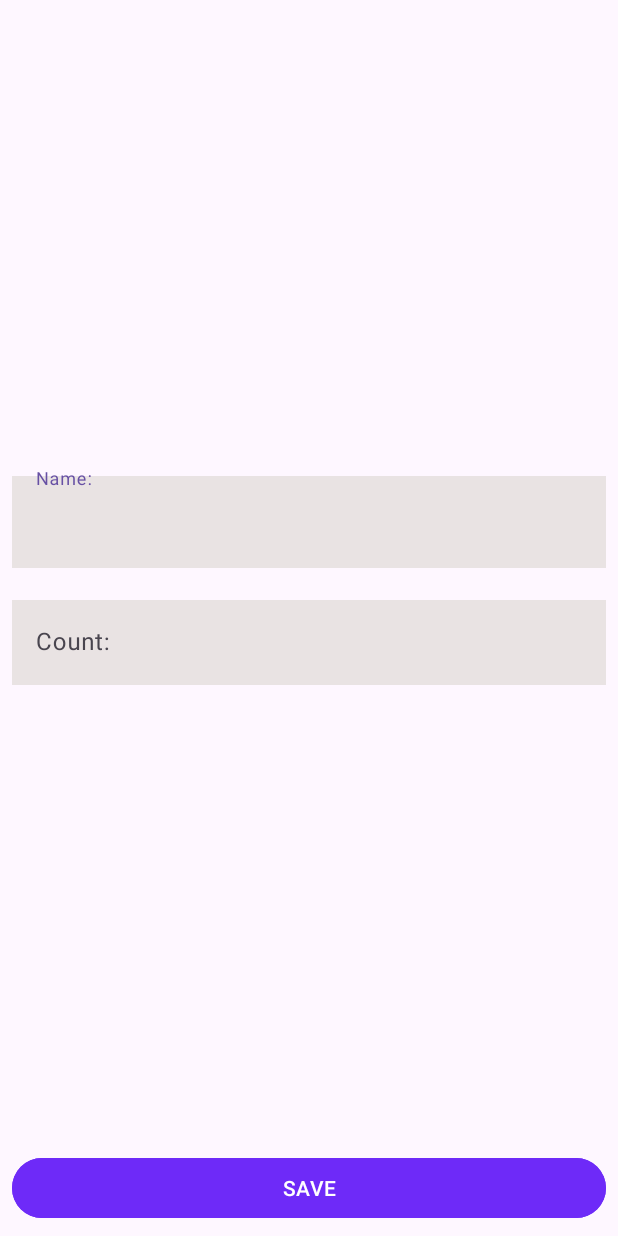
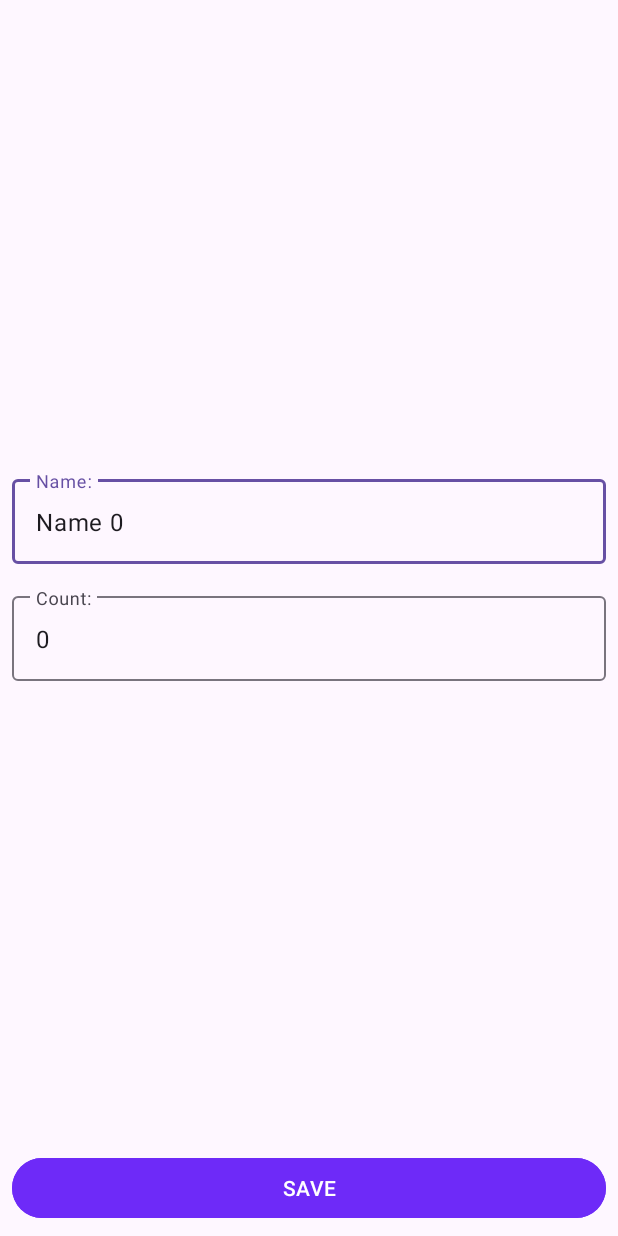
Before and after one commit to i11usionGID/ShoppingList, an Android app: the screen it shows after launch (ShopItemActivity), after a tap on an icon or button, on a phone screen of 412 x 824 dp. Run offline under Robolectric (Android 15) with nearby library versions, the phone set to English and light mode, and no system bars.

Commit message:
завершение работы над вторым экраном

```diff
--- a/app/src/main/java/com/example/shoppinglist/data/ShopListRepositoryImpl.kt
+++ b/app/src/main/java/com/example/shoppinglist/data/ShopListRepositoryImpl.kt
@@ -4,6 +4,7 @@ import androidx.lifecycle.LiveData
 import androidx.lifecycle.MutableLiveData
 import com.example.shoppinglist.domain.ShopItem
 import com.example.shoppinglist.domain.ShopListRepository
+import kotlin.random.Random
 
 object ShopListRepositoryImpl: ShopListRepository {
 
@@ -14,8 +15,8 @@ object ShopListRepositoryImpl: ShopListRepository {
     private var autoIncrementId = 0
 
     init {
-        for (i in 0 until 10000) {
-            val item = ShopItem("Name $i", i, true)
+        for (i in 0 until 10) {
+            val item = ShopItem("Name $i", i, Random.nextBoolean())
             addShopItem(item)
         }
     }
--- a/app/src/main/java/com/example/shoppinglist/presintation/ShopItemActivity.kt
+++ b/app/src/main/java/com/example/shoppinglist/presintation/ShopItemActivity.kt
@@ -1,18 +1,140 @@
 package com.example.shoppinglist.presintation
 
+import android.annotation.SuppressLint
 import android.content.Context
 import android.content.Intent
 import android.os.Bundle
-import android.util.Log
+import android.text.Editable
+import android.text.TextWatcher
+import android.widget.Button
+import android.widget.EditText
 import androidx.appcompat.app.AppCompatActivity
+import androidx.lifecycle.ViewModelProvider
 import com.example.shoppinglist.R
+import com.example.shoppinglist.domain.ShopItem
+import com.google.android.material.textfield.TextInputLayout
 
 class ShopItemActivity : AppCompatActivity() {
+
+    private lateinit var viewModel: ShopItemViewModel
+
+    private lateinit var tilName: TextInputLayout
+    private lateinit var tilCount: TextInputLayout
+    private lateinit var etName: EditText
+    private lateinit var etCount: EditText
+    private lateinit var buttonSave: Button
+
+    private var screenMode = MODE_UNKNOWN
+    private var shopItemId = ShopItem.UNDEFINED_ID
+
     override fun onCreate(savedInstanceState: Bundle?) {
         super.onCreate(savedInstanceState)
         setContentView(R.layout.activity_shop_item)
+        parseIntent()
+        viewModel = ViewModelProvider(this)[ShopItemViewModel::class.java]
+        initViews()
+        addTextChangeListeners()
+        launchRightMode()
+        observeViewModel()
+    }
+
+    private fun launchRightMode() {
+        when (screenMode) {
+            MODE_EDIT -> launchEditMode()
+            MODE_ADD -> launchAddMode()
+        }
+    }
+
+    private fun observeViewModel() {
+        viewModel.errorInputCount.observe(this) {
+            val message = if (it) {
+                getString(R.string.error_input_count)
+            } else {
+                null
+            }
+            tilCount.error = message
+        }
+        viewModel.errorInputName.observe(this) {
+            val message = if (it) {
+                getString(R.string.error_input_name)
+            } else {
+                null
+            }
+            tilName.error = message
+        }
+        viewModel.shouldCloseActivity.observe(this) {
+            finish()
+        }
+    }
+
+    private fun addTextChangeListeners() {
+        etName.addTextChangedListener(object : TextWatcher {
+            override fun beforeTextChanged(s: CharSequence?, start: Int, count: Int, after: Int) {
+            }
+
+            override fun onTextChanged(s: CharSequence?, start: Int, before: Int, count: Int) {
+                viewModel.resetErrorInputName()
+            }
+
+            override fun afterTextChanged(s: Editable?) {
+
+            }
+        })
+        etCount.addTextChangedListener(object : TextWatcher {
+            override fun beforeTextChanged(s: CharSequence?, start: Int, count: Int, after: Int) {
+            }
+
+            override fun onTextChanged(s: CharSequence?, start: Int, before: Int, count: Int) {
+                viewModel.resetErrorInputCount()
+            }
+
+            override fun afterTextChanged(s: Editable?) {
+
+            }
+        })
+    }
+
+    @SuppressLint("SetTextI18n")
+    private fun launchEditMode() {
+        viewModel.getShopItem(shopItemId)
+        viewModel.shopItem.observe(this) {
+            etName.setText(it.name)
+            etCount.setText(it.count.toString())
+        }
+        buttonSave.setOnClickListener {
+            viewModel.editShopItem(etName.text?.toString(), etCount.text?.toString())
+        }
+    }
+
+    private fun launchAddMode() {
+        buttonSave.setOnClickListener {
+            viewModel.addShopItem(etName.text?.toString(), etCount.text?.toString())
+        }
+    }
+
+    private fun parseIntent() {
+        if (!intent.hasExtra(EXTRA_SCREEN_MODE)) {
+            throw RuntimeException("Param screen mode is absent")
+        }
         val mode = intent.getStringExtra(EXTRA_SCREEN_MODE)
-        Log.d("ShopItemActivity", mode.toString())
+        if (mode != MODE_EDIT && mode != MODE_ADD) {
+            throw RuntimeException("Unknown screen mode $mode")
+        }
+        screenMode = mode
+        if (screenMode == MODE_EDIT) {
+            if (!intent.hasExtra(EXTRA_SHOP_ITEM_ID)) {
+                    throw RuntimeException("Param shop item id is absent")
+                }
+            shopItemId = intent.getIntExtra(EXTRA_SHOP_ITEM_ID, ShopItem.UNDEFINED_ID)
+        }
+    }
+
+    private fun initViews() {
+        tilName = findViewById(R.id.til_name)
+        tilCount = findViewById(R.id.til_count)
+        etName = findViewById(R.id.et_name)
+        etCount = findViewById(R.id.et_count)
+        buttonSave = findViewById(R.id.b_save)
     }
 
     companion object {
@@ -20,6 +142,7 @@ class ShopItemActivity : AppCompatActivity() {
         private const val EXTRA_SHOP_ITEM_ID = "extra_shop_item_id"
         private const val MODE_EDIT = "mode_edit"
         private const val MODE_ADD = "mode_add"
+        private const val MODE_UNKNOWN = ""
 
         fun newIntentAddItem(context: Context): Intent {
             val intent = Intent(context, ShopItemActivity::class.java)
--- a/app/src/main/java/com/example/shoppinglist/presintation/ShopItemViewModel.kt
+++ b/app/src/main/java/com/example/shoppinglist/presintation/ShopItemViewModel.kt
@@ -21,7 +21,7 @@ class ShopItemViewModel: ViewModel() {
     val errorInputName: LiveData<Boolean>
         get() = _errorInputName
 
-    val _errorInputCount = MutableLiveData<Boolean>()
+    private val _errorInputCount = MutableLiveData<Boolean>()
     val errorInputCount: LiveData<Boolean>
         get() = _errorInputCount
 
--- a/app/src/main/res/layout/activity_shop_item.xml
+++ b/app/src/main/res/layout/activity_shop_item.xml
@@ -22,8 +22,7 @@
         <EditText
             android:id="@+id/et_name"
             android:layout_width="match_parent"
-            android:layout_height="61dp"
-            android:background="#E9E3E3"
+            android:layout_height="wrap_content"
             android:hint="@string/name"
             android:inputType="textCapWords" />
 
@@ -45,7 +44,6 @@
             android:id="@+id/et_count"
             android:layout_width="match_parent"
             android:layout_height="wrap_content"
-            android:background="#E9E3E3"
             android:hint="@string/count"
             android:inputType="number" />
 
--- a/app/src/main/res/values/strings.xml
+++ b/app/src/main/res/values/strings.xml
@@ -1,6 +1,8 @@
 <resources>
     <string name="app_name">ShoppingList</string>
     <string name="add_shop_item">Add shop item</string>
+    <string name="error_input_count">Invalid count</string>
+    <string name="error_input_name">Invalid name</string>
     <string name="name">Name:</string>
     <string name="count">Count:</string>
     <string name="save">SAVE</string>
```
